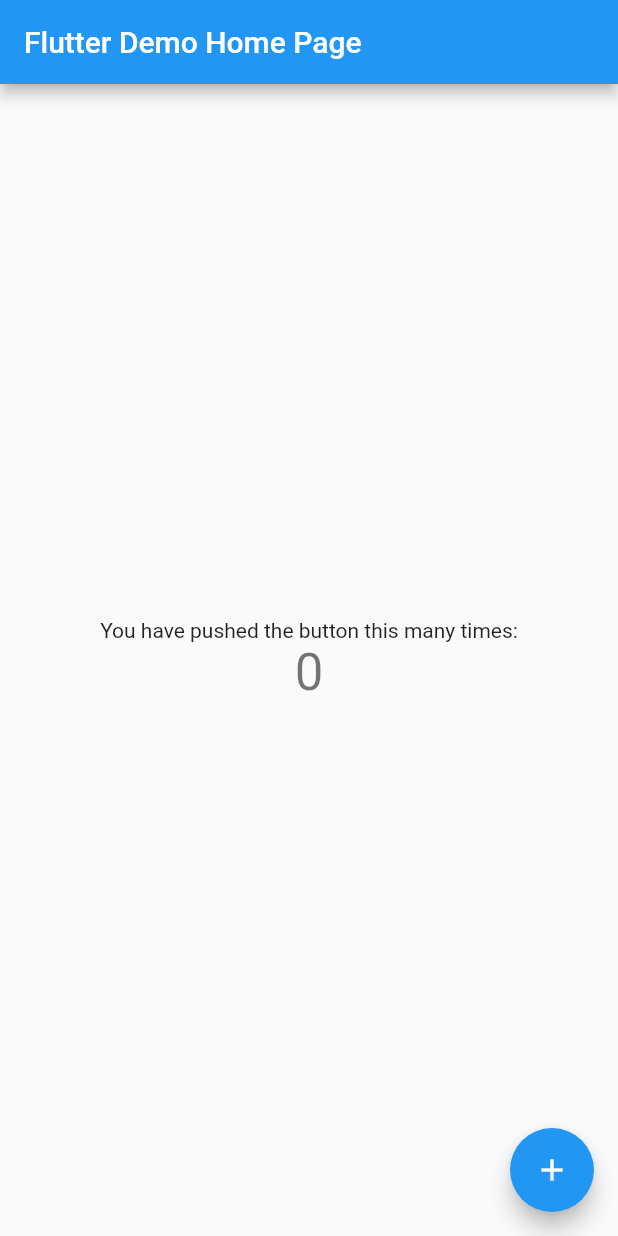
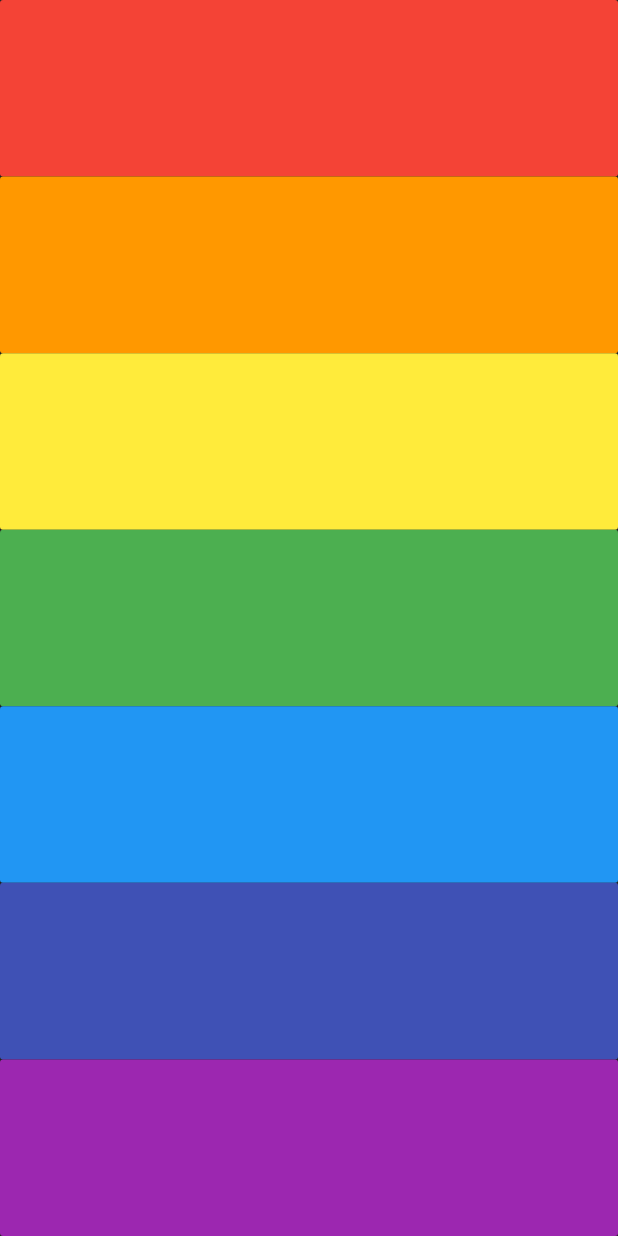
Before and after one commit to thedumbappdev/flutter-xylophone, a Flutter app: the screen it shows after launch, on a phone screen of 412 x 824 dp. Run offline on Flutter 3.47's test engine with Material 2 defaults, Android fonts, the phone set to English and light mode, and no system bars; our stand-ins replace audioplayers.

Commit message:
Canges[DK]

```diff
--- a/lib/main.dart
+++ b/lib/main.dart
@@ -1,113 +1,48 @@
+import 'package:audioplayers/audio_cache.dart';
 import 'package:flutter/material.dart';
+import 'package:audioplayers/audioplayers.dart';
 
-void main() {
-  runApp(MyApp());
-}
+void main() => runApp(XylophoneApp());
 
-class MyApp extends StatelessWidget {
-  // This widget is the root of your application.
-  @override
-  Widget build(BuildContext context) {
-    return MaterialApp(
-      title: 'Flutter Demo',
-      theme: ThemeData(
-        // This is the theme of your application.
-        //
-        // Try running your application with "flutter run". You'll see the
-        // application has a blue toolbar. Then, without quitting the app, try
-        // changing the primarySwatch below to Colors.green and then invoke
-        // "hot reload" (press "r" in the console where you ran "flutter run",
-        // or simply save your changes to "hot reload" in a Flutter IDE).
-        // Notice that the counter didn't reset back to zero; the application
-        // is not restarted.
-        primarySwatch: Colors.blue,
+class XylophoneApp extends StatelessWidget {
+  void playSound(int noteNumber) {
+    final player = AudioCache();
+    player.play('note$noteNumber.wav');
+  }
+
+  Expanded buildKey({Color color, int noteNumber}) {
+    return Expanded(
+      child: FlatButton(
+        color: color,
+        onPressed: () {
+          playSound(noteNumber);
+        },
+        child: null,
       ),
-      home: MyHomePage(title: 'Flutter Demo Home Page'),
     );
-  }
-}
-
-class MyHomePage extends StatefulWidget {
-  MyHomePage({Key key, this.title}) : super(key: key);
-
-  // This widget is the home page of your application. It is stateful, meaning
-  // that it has a State object (defined below) that contains fields that affect
-  // how it looks.
-
-  // This class is the configuration for the state. It holds the values (in this
-  // case the title) provided by the parent (in this case the App widget) and
-  // used by the build method of the State. Fields in a Widget subclass are
-  // always marked "final".
-
-  final String title;
-
-  @override
-  _MyHomePageState createState() => _MyHomePageState();
-}
-
-class _MyHomePageState extends State<MyHomePage> {
-  int _counter = 0;
-
-  void _incrementCounter() {
-    setState(() {
-      // This call to setState tells the Flutter framework that something has
-      // changed in this State, which causes it to rerun the build method below
-      // so that the display can reflect the updated values. If we changed
-      // _counter without calling setState(), then the build method would not be
-      // called again, and so nothing would appear to happen.
-      _counter++;
-    });
   }
 
   @override
   Widget build(BuildContext context) {
-    // This method is rerun every time setState is called, for instance as done
-    // by the _incrementCounter method above.
-    //
-    // The Flutter framework has been optimized to make rerunning build methods
-    // fast, so that you can just rebuild anything that needs updating rather
-    // than having to individually change instances of widgets.
-    return Scaffold(
-      appBar: AppBar(
-        // Here we take the value from the MyHomePage object that was created by
-        // the App.build method, and use it to set our appbar title.
-        title: Text(widget.title),
-      ),
-      body: Center(
-        // Center is a layout widget. It takes a single child and positions it
-        // in the middle of the parent.
-        child: Column(
-          // Column is also a layout widget. It takes a list of children and
-          // arranges them vertically. By default, it sizes itself to fit its
-          // children horizontally, and tries to be as tall as its parent.
-          //
-          // Invoke "debug painting" (press "p" in the console, choose the
-          // "Toggle Debug Paint" action from the Flutter Inspector in Android
-          // Studio, or the "Toggle Debug Paint" command in Visual Studio Code)
-          // to see the wireframe for each widget.
-          //
-          // Column has various properties to control how it sizes itself and
-          // how it positions its children. Here we use mainAxisAlignment to
-          // center the children vertically; the main axis here is the vertical
-          // axis because Columns are vertical (the cross axis would be
-          // horizontal).
-          mainAxisAlignment: MainAxisAlignment.center,
-          children: <Widget>[
-            Text(
-              'You have pushed the button this many times:',
-            ),
-            Text(
-              '$_counter',
-              style: Theme.of(context).textTheme.headline4,
-            ),
-          ],
+    return MaterialApp(
+      debugShowCheckedModeBanner: false,
+      home: Scaffold(
+        backgroundColor: Colors.grey[900],
+        body: SafeArea(
+          child: Column(
+            crossAxisAlignment: CrossAxisAlignment.stretch,
+            children: [
+              buildKey(color: Colors.red, noteNumber: 1),
+              buildKey(color: Colors.orange, noteNumber: 2),
+              buildKey(color: Colors.yellow, noteNumber: 3),
+              buildKey(color: Colors.green, noteNumber: 4),
+              buildKey(color: Colors.blue, noteNumber: 5),
+              buildKey(color: Colors.indigo, noteNumber: 6),
+              buildKey(color: Colors.purple, noteNumber: 7),
+            ],
+          ),
         ),
       ),
-      floatingActionButton: FloatingActionButton(
-        onPressed: _incrementCounter,
-        tooltip: 'Increment',
-        child: Icon(Icons.add),
-      ), // This trailing comma makes auto-formatting nicer for build methods.
     );
   }
 }
--- a/pubspec.yaml
+++ b/pubspec.yaml
@@ -28,6 +28,7 @@
   # The following adds the Cupertino Icons font to your application.
   # Use with the CupertinoIcons class for iOS style icons.
   cupertino_icons: ^1.0.1
+  audioplayers: ^0.17.3
 
 dev_dependencies:
   flutter_test:
@@ -50,6 +51,9 @@
   # assets:
   #   - images/a_dot_burr.jpeg
   #   - images/a_dot_ham.jpeg
+
+  assets:
+    - assets/
 
   # An image asset can refer to one or more resolution-specific "variants", see
   # https://flutter.dev/assets-and-images/#resolution-aware.
```
Also changed, not shown: pubspec.lock, 9 other files.
